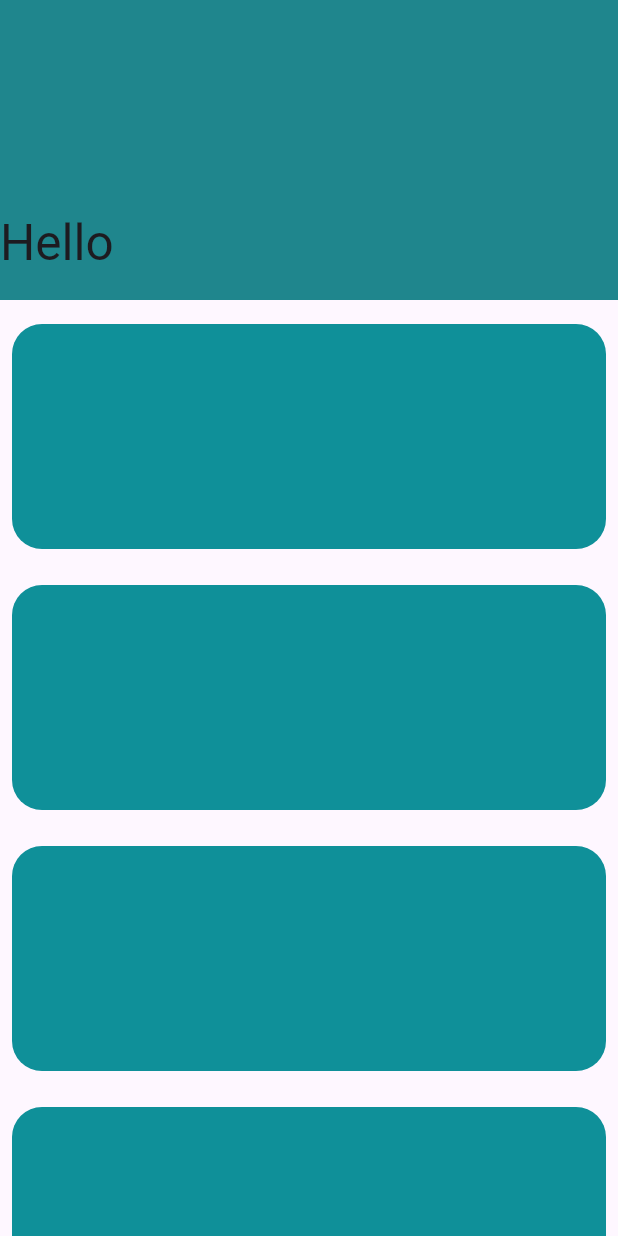
After one commit to kiboMarcel/bug-free-meme, a Flutter app: the screen it shows after launch, after a tap on "List", on a phone screen of 412 x 824 dp. The commit adds this screen. Run offline on Flutter 3.47's test engine with Material 2 defaults, Android fonts, the phone set to English and light mode, and no system bars.

Commit message:
list view animation

```diff
--- /dev/null
+++ b/lib/list_screen.dart
@@ -0,0 +1,38 @@
+import 'package:flutter/material.dart';
+
+import 'widgets/list_child.dart';
+
+class CostommScroolView extends StatefulWidget {
+  CostommScroolView({Key? key}) : super(key: key);
+
+  @override
+  State<CostommScroolView> createState() => _CostommScroolViewState();
+}
+
+class _CostommScroolViewState extends State<CostommScroolView> {
+  @override
+  Widget build(BuildContext context) {
+    return Scaffold(
+      body: CustomScrollView(
+        cacheExtent: 0,
+        slivers: [
+          SliverAppBar(
+            automaticallyImplyLeading: false,
+            floating: true,
+            pinned: true,
+            expandedHeight: 200,
+            backgroundColor: Color(0xFF1F868D),
+            flexibleSpace: FlexibleSpaceBar(
+              title: Text('Hello'),
+            ),
+          ),
+          SliverList(
+            delegate: SliverChildListDelegate([
+              for (var i = 0; i < 20; i++) Child(),
+            ]),
+          ),
+        ],
+      ),
+    );
+  }
+}
--- a/lib/main.dart
+++ b/lib/main.dart
@@ -2,6 +2,7 @@ import 'package:flutter/material.dart';
 
 import 'animated_widget_screen.dart';
 import 'animation_screen.dart';
+import 'list_screen.dart';
 import 'listner_screen.dart';
 import 'opacity_screen.dart';
 import 'rotate_screen.dart';
@@ -22,6 +23,7 @@ class MyApp extends StatelessWidget {
     return MaterialApp(
       title: 'Flutter Demo',
       theme: ThemeData(
+        useMaterial3: true,
         primarySwatch: Colors.blue,
       ),
       home: const MyHomePage(title: 'Flutter Demo Home Page'),
@@ -137,6 +139,16 @@ class _MyHomePageState extends State<MyHomePage> {
               },
               child: Text('slider'),
             ),
+            TextButton(
+              onPressed: () {
+                Navigator.push(
+                    context,
+                    MaterialPageRoute(
+                      builder: (context) => CostommScroolView(),
+                    ));
+              },
+              child: Text('List'),
+            ),
           ],
         ),
       ),
--- /dev/null
+++ b/lib/widgets/child_wrapper.dart
@@ -0,0 +1,28 @@
+import 'package:flutter/material.dart';
+
+class ChildWrapper extends StatefulWidget {
+  final bool keepAlive;
+  final Widget child;
+
+  const ChildWrapper({
+    Key? key,
+    required this.child,
+    this.keepAlive = false,
+  }) : super(key: key);
+
+  @override
+  State<ChildWrapper> createState() => _ChildWrapperState();
+}
+
+class _ChildWrapperState extends State<ChildWrapper>
+    with SingleTickerProviderStateMixin, AutomaticKeepAliveClientMixin {
+  //...
+  @override
+  Widget build(BuildContext context) {
+    super.build(context);
+    return Container(); //AnimationWidget();
+  }
+
+  @override
+  bool get wantKeepAlive => widget.keepAlive;
+}
--- /dev/null
+++ b/lib/widgets/list_child.dart
@@ -0,0 +1,55 @@
+import 'package:flutter/material.dart';
+
+class Child extends StatefulWidget {
+  const Child({Key? key}) : super(key: key);
+
+  @override
+  State<Child> createState() => _ChildState();
+}
+
+class _ChildState extends State<Child> with SingleTickerProviderStateMixin {
+  late AnimationController _animationController;
+  late final Animation<double> _scaleAnimation;
+
+  @override
+  void initState() {
+    super.initState();
+    _animationController = AnimationController(
+      vsync: this,
+      duration: const Duration(milliseconds: 300),
+    )..forward();
+
+    _scaleAnimation = Tween<double>(begin: 0.5, end: 1).animate(
+      CurvedAnimation(
+        parent: _animationController,
+        curve: Curves.easeInOut,
+      ),
+    );
+  }
+
+  @override
+  void dispose() {
+    _animationController.dispose();
+    super.dispose();
+  }
+
+  @override
+  Widget build(BuildContext context) {
+    return ScaleTransition(
+      scale: _scaleAnimation,
+      child: Padding(
+        padding: const EdgeInsets.all(8.0),
+        child: Container(
+          margin: EdgeInsets.only(top: 8),
+          width: double.infinity,
+          height: 150,
+          decoration: BoxDecoration(
+            color: Color(0xFF0F9099),
+            borderRadius: BorderRadius.circular(20),
+          ),
+        ),
+      ),
+    );
+  }
+  //..
+}
```
